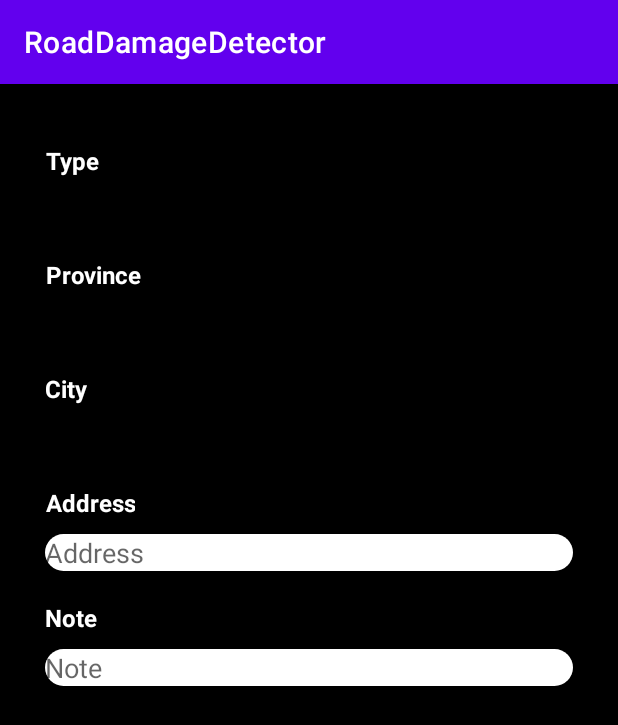
After one commit to fadelpamungkas/RoadDamageDetector, an Android app: the AddRoadActivity screen opened directly, with no data from a screen before it, on a phone screen of 412 x 824 dp. The commit adds this screen. Shown: the top 725 px of the screen. Run offline under Robolectric (Android 15) with nearby library versions, the phone set to English and light mode, and no system bars.

Commit message:
Add Road Activity

```diff
--- a/app/build.gradle
+++ b/app/build.gradle
@@ -48,8 +48,8 @@ dependencies {
     implementation 'de.hdodenhof:circleimageview:3.1.0'
 
     implementation "org.jetbrains.kotlin:kotlin-stdlib:$kotlin_version"
-    implementation 'androidx.core:core-ktx:1.3.2'
-    implementation 'androidx.appcompat:appcompat:1.2.0'
+    implementation 'androidx.core:core-ktx:1.5.0'
+    implementation 'androidx.appcompat:appcompat:1.3.0'
     implementation 'androidx.constraintlayout:constraintlayout:2.0.4'
     implementation 'androidx.navigation:navigation-fragment-ktx:2.3.5'
     implementation 'androidx.navigation:navigation-ui-ktx:2.3.5'
--- a/app/src/main/AndroidManifest.xml
+++ b/app/src/main/AndroidManifest.xml
@@ -3,6 +3,7 @@
     package="com.example.roaddamagedetector">
 
     <uses-feature android:name="android.hardware.camera.any" />
+
     <uses-permission android:name="android.permission.CAMERA" />
 
     <application
@@ -12,7 +13,8 @@
         android:roundIcon="@mipmap/ic_launcher_round"
         android:supportsRtl="true"
         android:theme="@style/Theme.RoadDamageDetector">
-        <activity android:name=".CameraActivity"/>
+        <activity android:name=".AddRoadActivity"></activity>
+        <activity android:name=".CameraActivity" />
         <activity android:name=".MainActivity">
             <intent-filter>
                 <action android:name="android.intent.action.MAIN" />
--- /dev/null
+++ b/app/src/main/java/com/example/roaddamagedetector/AddRoadActivity.kt
@@ -0,0 +1,11 @@
+package com.example.roaddamagedetector
+
+import androidx.appcompat.app.AppCompatActivity
+import android.os.Bundle
+
+class AddRoadActivity : AppCompatActivity() {
+    override fun onCreate(savedInstanceState: Bundle?) {
+        super.onCreate(savedInstanceState)
+        setContentView(R.layout.activity_add_road)
+    }
+}
--- a/app/src/main/java/com/example/roaddamagedetector/HomeFragment.kt
+++ b/app/src/main/java/com/example/roaddamagedetector/HomeFragment.kt
@@ -21,8 +21,8 @@ class HomeFragment : Fragment() {
 
     override fun onViewCreated(view: View, savedInstanceState: Bundle?) {
         super.onViewCreated(view, savedInstanceState)
+        binding = FragmentHomeBinding.bind(view)
 
-        binding = FragmentHomeBinding.bind(view)
     }
 
 }
--- /dev/null
+++ b/app/src/main/res/drawable/ic_baseline_edit_24.xml
@@ -0,0 +1,5 @@
+<vector android:height="24dp" android:tint="#FFFFFF"
+    android:viewportHeight="24" android:viewportWidth="24"
+    android:width="24dp" xmlns:android="http://schemas.android.com/apk/res/android">
+    <path android:fillColor="@android:color/white" android:pathData="M3,17.25V21h3.75L17.81,9.94l-3.75,-3.75L3,17.25zM20.71,7.04c0.39,-0.39 0.39,-1.02 0,-1.41l-2.34,-2.34c-0.39,-0.39 -1.02,-0.39 -1.41,0l-1.83,1.83 3.75,3.75 1.83,-1.83z"/>
+</vector>
--- /dev/null
+++ b/app/src/main/res/drawable/rounded_edittext.xml
@@ -0,0 +1,12 @@
+<?xml version="1.0" encoding="utf-8"?>
+<shape xmlns:android="http://schemas.android.com/apk/res/android"
+    android:shape="rectangle"
+    android:padding="10dp">
+
+    <solid android:color="@color/white" />
+    <corners
+        android:bottomRightRadius="15dp"
+        android:bottomLeftRadius="15dp"
+        android:topLeftRadius="15dp"
+        android:topRightRadius="15dp" />
+</shape>
--- /dev/null
+++ b/app/src/main/res/layout/activity_add_road.xml
@@ -0,0 +1,114 @@
+<?xml version="1.0" encoding="utf-8"?>
+<androidx.constraintlayout.widget.ConstraintLayout xmlns:android="http://schemas.android.com/apk/res/android"
+    xmlns:app="http://schemas.android.com/apk/res-auto"
+    xmlns:tools="http://schemas.android.com/tools"
+    android:layout_width="match_parent"
+    android:layout_height="match_parent"
+    android:padding="30dp"
+    android:background="@color/black"
+    tools:context=".AddRoadActivity">
+
+    <TextView
+        style="@style/TvDetail"
+        android:id="@+id/tvType"
+        android:layout_width="wrap_content"
+        android:layout_height="wrap_content"
+        android:text="@string/type"
+        android:layout_marginTop="10dp"
+        app:layout_constraintStart_toStartOf="parent"
+        app:layout_constraintTop_toTopOf="parent"
+        tools:ignore="MissingConstraints" />
+
+    <Spinner
+        android:id="@+id/spinnerType"
+        android:layout_width="wrap_content"
+        android:layout_height="wrap_content"
+        android:layout_marginTop="10dp"
+        app:layout_constraintStart_toStartOf="parent"
+        app:layout_constraintTop_toBottomOf="@id/tvType"/>
+
+    <TextView
+        style="@style/TvDetail"
+        android:id="@+id/tvProvince"
+        android:layout_width="wrap_content"
+        android:layout_height="wrap_content"
+        android:text="@string/province"
+        android:layout_marginTop="20dp"
+        app:layout_constraintStart_toStartOf="parent"
+        app:layout_constraintTop_toBottomOf="@id/spinnerType"
+        tools:ignore="MissingConstraints" />
+
+    <Spinner
+        android:id="@+id/spinnerProvince"
+        android:layout_width="wrap_content"
+        android:layout_height="wrap_content"
+        android:layout_marginTop="10dp"
+        app:layout_constraintStart_toStartOf="parent"
+        app:layout_constraintTop_toBottomOf="@id/tvProvince"/>
+
+    <TextView
+        style="@style/TvDetail"
+        android:id="@+id/tvCity"
+        android:layout_width="wrap_content"
+        android:layout_height="wrap_content"
+        android:text="@string/city"
+        android:layout_marginTop="20dp"
+        app:layout_constraintStart_toStartOf="parent"
+        app:layout_constraintTop_toBottomOf="@id/spinnerProvince"
+        tools:ignore="MissingConstraints" />
+
+    <Spinner
+        android:id="@+id/spinnerCity"
+        android:layout_width="wrap_content"
+        android:layout_height="wrap_content"
+        android:layout_marginTop="10dp"
+        app:layout_constraintStart_toStartOf="parent"
+        app:layout_constraintTop_toBottomOf="@id/tvCity"/>
+
+    <TextView
+        style="@style/TvDetail"
+        android:id="@+id/tvDetAddress"
+        android:layout_width="wrap_content"
+        android:layout_height="wrap_content"
+        android:text="@string/address"
+        android:layout_marginTop="20dp"
+        app:layout_constraintStart_toStartOf="parent"
+        app:layout_constraintTop_toBottomOf="@id/spinnerCity"
+        tools:ignore="MissingConstraints" />
+
+    <EditText
+        android:id="@+id/etDetAddress"
+        android:layout_width="match_parent"
+        android:layout_height="wrap_content"
+        android:layout_marginTop="10dp"
+        android:hint="@string/address"
+        android:background="@drawable/rounded_edittext"
+        app:layout_constraintEnd_toEndOf="parent"
+        app:layout_constraintStart_toStartOf="parent"
+        app:layout_constraintTop_toBottomOf="@id/tvDetAddress">
+    </EditText>
+
+    <TextView
+        style="@style/TvDetail"
+        android:id="@+id/tvDetNote"
+        android:layout_width="wrap_content"
+        android:layout_height="wrap_content"
+        android:text="@string/note"
+        android:layout_marginTop="20dp"
+        app:layout_constraintTop_toBottomOf="@id/etDetAddress"
+        tools:ignore="MissingConstraints" />
+
+    <EditText
+        android:id="@+id/etDetNote"
+        android:layout_width="match_parent"
+        android:layout_height="wrap_content"
+        android:layout_marginTop="10dp"
+        android:hint="@string/note"
+        android:background="@drawable/rounded_edittext"
+        app:layout_constraintEnd_toEndOf="parent"
+        app:layout_constraintStart_toStartOf="parent"
+        app:layout_constraintTop_toBottomOf="@id/tvDetNote">
+    </EditText>
+
+
+</androidx.constraintlayout.widget.ConstraintLayout>
--- a/app/src/main/res/layout/fragment_home.xml
+++ b/app/src/main/res/layout/fragment_home.xml
@@ -5,9 +5,11 @@
     android:layout_height="match_parent"
     tools:context=".HomeFragment">
 
-    <TextView
+    <androidx.recyclerview.widget.RecyclerView
+        android:id="@+id/rvMovie"
         android:layout_width="match_parent"
         android:layout_height="match_parent"
-        android:text="@string/hello_blank_fragment" />
+        tools:listitem="@layout/item_road"
+        />
 
 </FrameLayout>
--- a/app/src/main/res/values/colors.xml
+++ b/app/src/main/res/values/colors.xml
@@ -7,4 +7,5 @@
     <color name="teal_700">#FF018786</color>
     <color name="black">#FF000000</color>
     <color name="white">#FFFFFFFF</color>
+    <color name="grey">#808080</color>
 </resources>
--- a/app/src/main/res/values/strings.xml
+++ b/app/src/main/res/values/strings.xml
@@ -1,8 +1,20 @@
 <resources>
     <string name="app_name">RoadDamageDetector</string>
 
+    <string name="photo">Photo</string>
     <string name="name">Name</string>
     <string name="email">Email</string>
+    <string name="edit_profile">Edit Profile</string>
+
+    <string name="tittle">Tittle</string>
+    <string name="address">Address</string>
+    <string name="status">Status</string>
+
+    <string name="type">Type</string>
+    <string name="province">Province</string>
+    <string name="city">City</string>
+    <string name="note">Note</string>
+    <string name="add">Add</string>
 
     <string name="home">Home</string>
     <string name="camera">Camera</string>
```
Also changed, not shown: app/src/main/res/layout/fragment_profile.xml (+20 -7 lines), app/src/main/res/layout/item_road.xml (added, +70 -0 lines), app/src/main/res/values/style.xml (+34 -0 lines).
